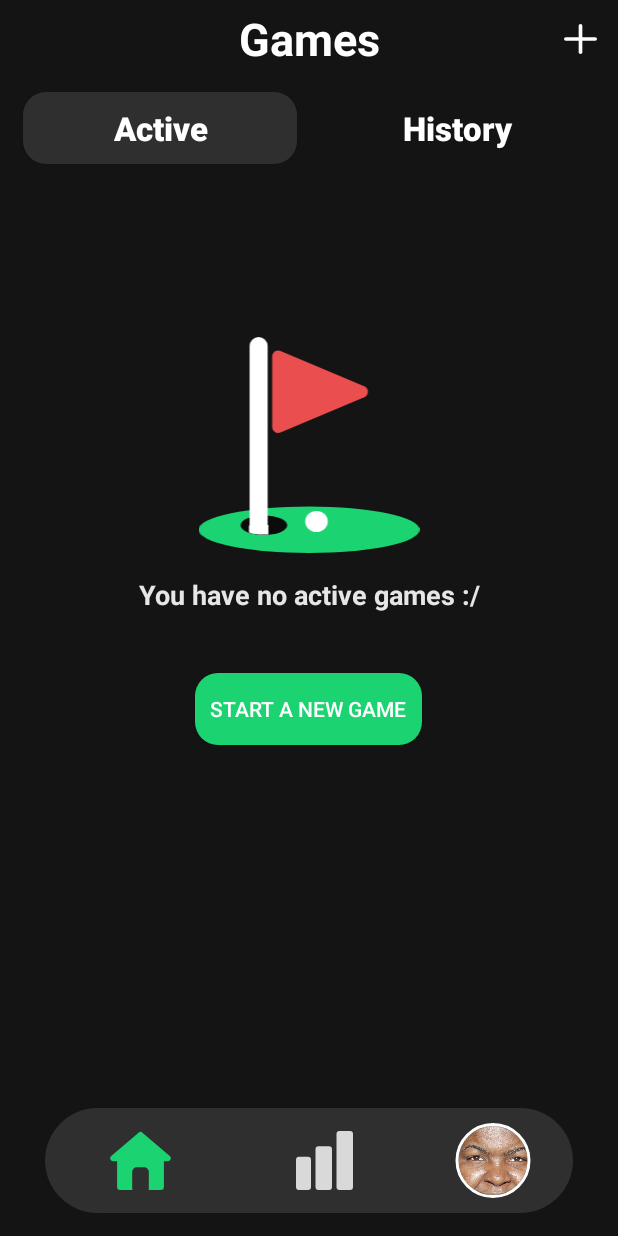
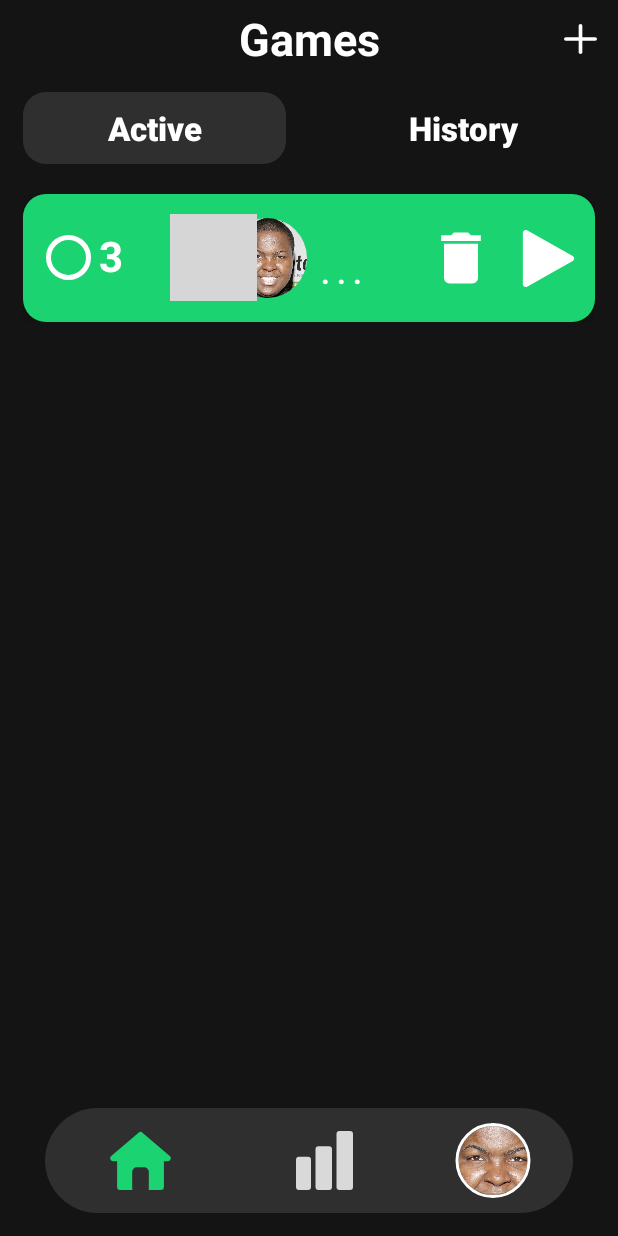
Before and after one commit to Jogira/Putt-Putt-Scorecard-Android-App, an Android app: the screen it shows after launch (MainActivity), on a phone screen of 412 x 824 dp. Run offline under Robolectric (Android 15) with nearby library versions, the phone set to English and light mode, and no system bars; our stand-ins replace CircleImageView; grey boxes are pictures that could not be loaded.

Commit message:
active and history games can now be added to their respective tabs on the home page

```diff
--- a/app/src/main/java/com/example/minigolfapp/MainActivity.java
+++ b/app/src/main/java/com/example/minigolfapp/MainActivity.java
@@ -1,24 +1,34 @@
 package com.example.minigolfapp;
 
 import androidx.appcompat.app.AppCompatActivity;
+import androidx.core.content.ContextCompat;
 
 import android.content.Intent;
+import android.graphics.Color;
+import android.graphics.drawable.Drawable;
 import android.os.Bundle;
 import android.view.View;
 import android.widget.Button;
 import android.widget.ImageButton;
+import android.widget.LinearLayout;
+import android.widget.TextView;
 
 import de.hdodenhof.circleimageview.CircleImageView;
 
 public class MainActivity extends AppCompatActivity {
 
     private int currentGamePage = 0;
+    private int numActiveGames = 1;
+    private int numPastGames = 1;
     private static final int PAST_GAMES = 1;
     private static final int ACTIVE_GAMES = 0;
     private ImageButton statsButton;
     private CircleImageView settingsButton;
     private Button activeGamesButton;
     private Button pastGamesButton;
+    private LinearLayout gamesScrollViewContent;
+    private LinearLayout noGamesView;
+    private TextView noGamesText;
 
     @Override
     protected void onCreate(Bundle savedInstanceState) {
@@ -29,20 +39,35 @@ public class MainActivity extends AppCompatActivity {
         settingsButton = findViewById(R.id.settingsPageButton);
         activeGamesButton = findViewById(R.id.activeGamesButton);
         pastGamesButton = findViewById(R.id.pastGamesButton);
+        gamesScrollViewContent = findViewById(R.id.gamesScrollViewContent);
+        noGamesView = findViewById(R.id.noGamesView);
+        noGamesText = findViewById(R.id.noGamesText);
 
         activeGamesButton.setOnClickListener(new View.OnClickListener() {
             @Override
             public void onClick(View view) {
+
+                if(currentGamePage != ACTIVE_GAMES)
+                    populateGamesScrollView(ACTIVE_GAMES);
+
                 currentGamePage = ACTIVE_GAMES;
-                populateGamesScrollView(ACTIVE_GAMES);
+                activeGamesButton.getBackground().setTint(Color.parseColor("#2F2F2F"));
+                pastGamesButton.getBackground().setTint(Color.parseColor("#141414"));
+                noGamesText.setText("You have no active games :/");
             }
         });
 
         pastGamesButton.setOnClickListener(new View.OnClickListener() {
             @Override
             public void onClick(View view) {
+
+                if(currentGamePage != PAST_GAMES)
+                    populateGamesScrollView(PAST_GAMES);
+
                 currentGamePage = PAST_GAMES;
-                populateGamesScrollView(PAST_GAMES);
+                activeGamesButton.getBackground().setTint(Color.parseColor("#141414"));
+                pastGamesButton.getBackground().setTint(Color.parseColor("#2F2F2F"));
+                noGamesText.setText("Your history is empty :/");
             }
         });
 
@@ -59,6 +84,8 @@ public class MainActivity extends AppCompatActivity {
                 openSettingsPage();
             }
         });
+
+        populateGamesScrollView(ACTIVE_GAMES);
     }
 
     private void openStatsPage(){
@@ -74,9 +101,30 @@ public class MainActivity extends AppCompatActivity {
     }
 
     private void populateGamesScrollView(int pageType){
-        if(pageType != currentGamePage) {
 
+        gamesScrollViewContent.removeAllViews();
+
+        if(pageType == ACTIVE_GAMES && numActiveGames != 0 || pageType == PAST_GAMES && numPastGames != 0)
+            noGamesView.setVisibility(View.GONE);
+        else
+            noGamesView.setVisibility(View.VISIBLE);
+
+        if(pageType == ACTIVE_GAMES) {
+
+            //example active game
+            View exampleActiveGame = View.inflate(this, R.layout.item_active_view, null);
+            TextView currentHole = exampleActiveGame.findViewById(R.id.activeGameCurrentHoleTextView);
+            currentHole.setText("3");
+            gamesScrollViewContent.addView(exampleActiveGame);
         }
+        else {
+
+            //example history game
+            View examplePastGame = View.inflate(this, R.layout.item_history_view, null);
+            examplePastGame.setMinimumHeight(200);
+            gamesScrollViewContent.addView(examplePastGame);
+        }
+
     }
 
 }
--- a/app/src/main/res/layout/activity_main.xml
+++ b/app/src/main/res/layout/activity_main.xml
@@ -13,7 +13,7 @@
         android:layout_width="wrap_content"
         android:layout_height="wrap_content"
         android:layout_marginTop="5dp"
-        android:text="Games"
+        android:text="@string/home_page_title"
         android:textColor="#FFFFFF"
         android:textSize="30sp"
         android:textStyle="bold"
@@ -28,6 +28,7 @@
         android:layout_marginTop="6dp"
         android:layout_marginEnd="2dp"
         android:backgroundTint="#00FFFFFF"
+        android:contentDescription="@string/new_game_content_desc"
         app:layout_constraintEnd_toEndOf="parent"
         app:layout_constraintTop_toTopOf="parent"
         app:srcCompat="@drawable/ic_add" />
@@ -44,14 +45,15 @@
 
         <Button
             android:id="@+id/activeGamesButton"
+            style="@style/Widget.AppCompat.Button.Borderless"
             android:layout_width="wrap_content"
             android:layout_height="wrap_content"
             android:layout_marginStart="15dp"
-            android:layout_marginRight="15dp"
+            android:layout_marginEnd="15dp"
             android:layout_weight="1"
             android:background="@drawable/rounded_background"
             android:backgroundTint="@color/colorSecondaryDark"
-            android:text="Active"
+            android:text="@string/active_games_title"
             android:textAppearance="@style/TextAppearance.AppCompat.Body2"
             android:textColor="#ffffff"
             android:textSize="22sp"
@@ -59,13 +61,15 @@
 
         <Button
             android:id="@+id/pastGamesButton"
+            style="@style/Widget.AppCompat.Button.Borderless"
             android:layout_width="wrap_content"
             android:layout_height="wrap_content"
             android:layout_marginStart="15dp"
             android:layout_marginEnd="15dp"
             android:layout_weight="1"
-            android:background="#00FFFFFF"
-            android:text="History"
+            android:background="@drawable/rounded_background"
+            android:backgroundTint="@color/colorPrimaryDark"
+            android:text="@string/past_games_title"
             android:textAppearance="@style/TextAppearance.AppCompat.Body2"
             android:textColor="#FFFFFF"
             android:textSize="22sp"
@@ -89,6 +93,7 @@
             android:id="@+id/puttPointsLogo"
             android:layout_width="match_parent"
             android:layout_height="wrap_content"
+            android:contentDescription="@string/putt_points_logo_desc"
             app:srcCompat="@drawable/putt_points_logo" />
 
         <TextView
@@ -96,7 +101,7 @@
             android:layout_width="match_parent"
             android:layout_height="wrap_content"
             android:layout_marginTop="15dp"
-            android:text="You have no active games :/"
+            android:text="@string/no_games_text"
             android:textAlignment="center"
             android:textColor="#E6E6E6"
             android:textSize="18sp"
@@ -111,14 +116,14 @@
             android:background="@drawable/rounded_background"
             android:paddingStart="10dp"
             android:paddingEnd="10dp"
-            android:text="Start a new game"
+            android:text="@string/start_new_game_text"
             android:textColor="#FFFFFF" />
     </LinearLayout>
 
     <ScrollView
         android:id="@+id/gamesScrollView"
-        android:layout_width="406dp"
-        android:layout_height="622dp"
+        android:layout_width="0dp"
+        android:layout_height="0dp"
         android:layout_marginTop="20dp"
         app:layout_constraintBottom_toBottomOf="parent"
         app:layout_constraintEnd_toEndOf="parent"
@@ -126,9 +131,12 @@
         app:layout_constraintTop_toBottomOf="@+id/gamesView">
 
         <LinearLayout
+            android:id="@+id/gamesScrollViewContent"
             android:layout_width="match_parent"
             android:layout_height="wrap_content"
-            android:orientation="vertical" >
+            android:layout_marginStart="15dp"
+            android:layout_marginEnd="15dp"
+            android:orientation="vertical">
 
         </LinearLayout>
     </ScrollView>
@@ -153,6 +161,7 @@
             android:layout_height="wrap_content"
             android:layout_weight="1"
             android:backgroundTint="#00FFFFFF"
+            android:contentDescription="@string/home_page_button"
             app:srcCompat="@drawable/ic_home" />
 
         <ImageButton
@@ -161,6 +170,7 @@
             android:layout_height="wrap_content"
             android:layout_weight="1"
             android:backgroundTint="#00FFFFFF"
+            android:contentDescription="@string/stats_page_button"
             app:srcCompat="@drawable/ic_stats" />
 
         <de.hdodenhof.circleimageview.CircleImageView
--- a/app/src/main/res/layout/item_active_view.xml
+++ b/app/src/main/res/layout/item_active_view.xml
@@ -6,8 +6,8 @@
     android:id="@+id/historyView"
     android:layout_width="match_parent"
     android:layout_height="115dp"
-    android:layout_marginStart="10dp"
-    android:layout_marginEnd="10dp"
+    android:layout_marginStart="5dp"
+    android:layout_marginEnd="5dp"
     android:background="@drawable/rounded_background"
     android:gravity="center_vertical"
     android:orientation="horizontal"
@@ -35,7 +35,7 @@
             app:srcCompat="@drawable/circle" />
 
         <TextView
-            android:id="@+id/currentHoleTextView"
+            android:id="@+id/activeGameCurrentHoleTextView"
             android:layout_width="wrap_content"
             android:layout_height="match_parent"
             android:layout_marginStart="5dp"
@@ -59,19 +59,31 @@
 
         <de.hdodenhof.circleimageview.CircleImageView
             android:id="@+id/activeGamePlayerImage"
-            android:layout_width="55dp"
-            android:layout_height="55dp"
+            android:layout_width="58dp"
+            android:layout_height="58dp"
             android:layout_marginStart="10dp"
             android:layout_marginEnd="10dp"
             android:src="@drawable/sage_profile"
             android:translationZ="10dp" />
 
         <de.hdodenhof.circleimageview.CircleImageView
-            android:id="@+id/activeGamePLayerImage2"
-            android:layout_width="50dp"
-            android:layout_height="50dp"
+            android:id="@+id/activeGamePlayer2Image"
+            android:layout_width="53dp"
+            android:layout_height="53dp"
+            android:layout_marginStart="-30dp"
             android:src="@drawable/sean_kingston_profile"
             android:translationZ="10dp" />
+
+        <TextView
+            android:id="@+id/morePlayersView"
+            android:layout_width="1dp"
+            android:layout_height="wrap_content"
+            android:layout_marginTop="10dp"
+            android:layout_weight="1"
+            android:text="  . . ."
+            android:textColor="#FFFFFF"
+            android:textSize="20sp"
+            android:textStyle="bold" />
 
     </LinearLayout>
 
@@ -86,7 +98,7 @@
 
     <ImageButton
         android:id="@+id/resumeActiveGameButton"
-        android:layout_width="50dp"
+        android:layout_width="45dp"
         android:layout_height="match_parent"
         android:layout_marginStart="5dp"
         android:layout_weight=".13"
--- a/app/src/main/res/values/strings.xml
+++ b/app/src/main/res/values/strings.xml
@@ -1,3 +1,13 @@
 <resources>
     <string name="app_name">Putt Points</string>
+    <string name="home_page_title">Games</string>
+    <string name="new_game_content_desc">Start a new game</string>
+    <string name="active_games_title">Active</string>
+    <string name="past_games_title">History</string>
+    <string name="putt_points_logo_desc">Putt Points logo</string>
+    <string name="no_games_text">You have no active games :/</string>
+    <string name="start_new_game_text">Start a new game</string>
+    <string name="home_page_button">Home page button</string>
+    <string name="stats_page_button">Stats page button</string>
+
 </resources>
```
Also changed, not shown: app/src/main/res/layout/item_history_view.xml (+11 -10 lines).
